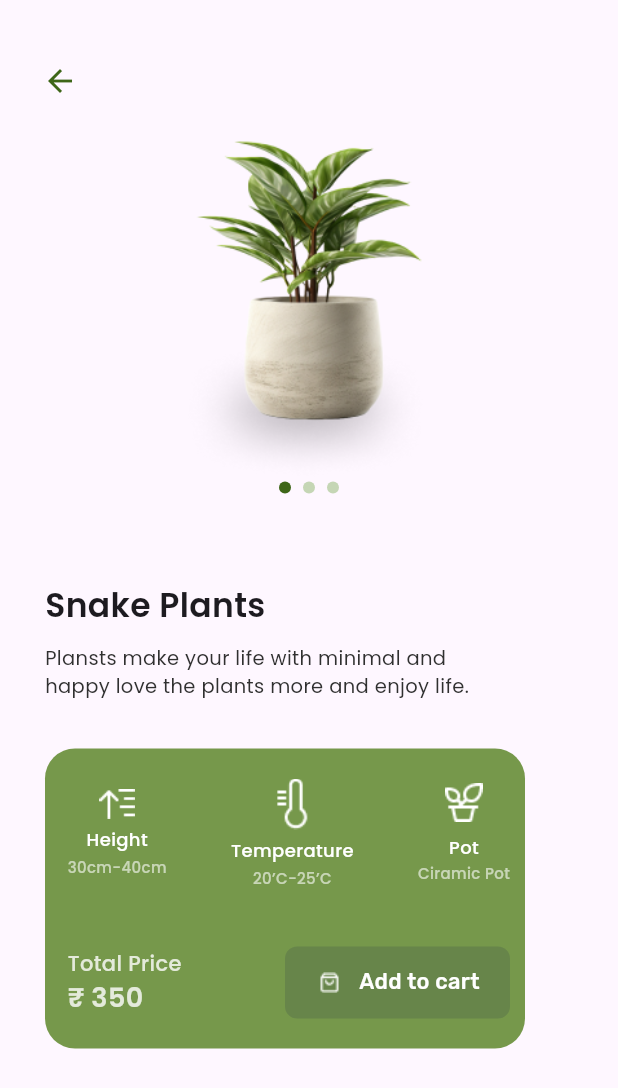
After one commit to ChouguleAnkita13/Flutter_Assignments, a Flutter app: the DetailScreen screen opened directly, on a phone screen of 412 x 824 dp. The commit adds this screen. Shown: the top 1088 px of the screen. Run offline on Flutter 3.47's test engine with Material 3 defaults, Android fonts, the phone set to English and light mode, and no system bars; drawn by our look-alikes of smooth_page_indicator; our stand-ins replace google_fonts, sqflite; accounts and stored records are empty; key blocks and very long unbroken strings in the code were emptied for the run.

Commit message:
done with UI

```diff
--- /dev/null
+++ b/plantUI/plantapp/lib/details.dart
@@ -0,0 +1,274 @@
+import 'package:flutter/material.dart';
+import 'package:google_fonts/google_fonts.dart';
+import 'package:smooth_page_indicator/smooth_page_indicator.dart';
+
+import 'package:plantapp/home.dart';
+
+class DetailScreen extends StatefulWidget {
+  const DetailScreen({super.key});
+  @override
+  State<DetailScreen> createState() => _DetailScreenState();
+}
+
+class _DetailScreenState extends State<DetailScreen> {
+  final PageController controller = PageController();
+  @override
+  Widget build(BuildContext context) {
+    return Scaffold(
+      // backgroundColor: const Color.fromRGBO(251, 247, 248, 1),
+      body: Column(
+        crossAxisAlignment: CrossAxisAlignment.start,
+        children: [
+          Padding(
+            padding: const EdgeInsets.only(left: 16, top: 30),
+            child: IconButton(
+              onPressed: () {
+                Navigator.of(context).push(
+                    MaterialPageRoute(builder: (context) => const HomePage()));
+              },
+              icon: const Icon(
+                Icons.arrow_back,
+                color: Color.fromRGBO(62, 102, 24, 1),
+                size: 24,
+              ),
+            ),
+          ),
+          SizedBox(
+            height: 300,
+            width: 419,
+            child: Column(
+              children: [
+                Image.asset(
+                  "assets/images/snakePlant.png",
+                  height: 243,
+                  width: 195,
+                ),
+                SmoothPageIndicator(
+                  controller: controller,
+                  count: 3,
+                  axisDirection: Axis.horizontal,
+                  effect: const SlideEffect(
+                    spacing: 8.0,
+                    dotWidth: 8,
+                    dotHeight: 8,
+                    dotColor: Color.fromRGBO(197, 214, 181, 1),
+                    activeDotColor: Color.fromRGBO(62, 102, 24, 1),
+                  ),
+                  onDotClicked: (index) {},
+                ),
+              ],
+            ),
+          ),
+          Padding(
+            padding: const EdgeInsets.symmetric(vertical: 10, horizontal: 30),
+            child: Column(
+              crossAxisAlignment: CrossAxisAlignment.start,
+              children: [
+                Text(
+                  "Snake Plants",
+                  style: GoogleFonts.poppins(
+                      textStyle: const TextStyle(
+                          fontSize: 22, fontWeight: FontWeight.w600)),
+                ),
+                const SizedBox(
+                  height: 10,
+                ),
+                SizedBox(
+                  height: 40,
+                  width: 298,
+                  child: Text(
+                    "Plansts make your life with minimal and happy love the plants more and enjoy life.",
+                    style: GoogleFonts.poppins(
+                        textStyle: const TextStyle(
+                            color: Color.fromRGBO(48, 48, 48, 1),
+                            fontSize: 13,
+                            fontWeight: FontWeight.w400)),
+                  ),
+                ),
+                const SizedBox(
+                  height: 30,
+                ),
+                Container(
+                    height: 200,
+                    width: 320,
+                    decoration: BoxDecoration(
+                        borderRadius: BorderRadius.circular(20),
+                        color: const Color.fromRGBO(118, 152, 75, 1)),
+                    child: Padding(
+                      padding: const EdgeInsets.only(
+                          top: 20, left: 15, right: 10, bottom: 20),
+                      child: Column(
+                        mainAxisAlignment: MainAxisAlignment.spaceBetween,
+                        children: [
+                          Row(
+                            mainAxisAlignment: MainAxisAlignment.spaceBetween,
+                            children: [
+                              Column(
+                                children: [
+                                  Image.asset(
+                                    "assets/images/height.png",
+                                    width: 24,
+                                    height: 20,
+                                  ),
+                                  const SizedBox(
+                                    height: 5,
+                                  ),
+                                  Text(
+                                    "Height",
+                                    style: GoogleFonts.poppins(
+                                        textStyle: const TextStyle(
+                                            color: Color.fromRGBO(
+                                                255, 255, 255, 1)),
+                                        fontSize: 12,
+                                        fontWeight: FontWeight.w500),
+                                  ),
+                                  const SizedBox(
+                                    height: 3,
+                                  ),
+                                  Text(
+                                    "30cm-40cm",
+                                    style: GoogleFonts.poppins(
+                                        textStyle: const TextStyle(
+                                            color: Color.fromRGBO(
+                                                255, 255, 255, 0.6)),
+                                        fontSize: 10,
+                                        fontWeight: FontWeight.w500),
+                                  ),
+                                ],
+                              ),
+                              Column(
+                                children: [
+                                  Image.asset(
+                                    "assets/images/thermometer.png",
+                                    height: 34,
+                                    width: 34,
+                                  ),
+                                  const SizedBox(
+                                    height: 5,
+                                  ),
+                                  Text(
+                                    "Temperature",
+                                    style: GoogleFonts.poppins(
+                                        textStyle: const TextStyle(
+                                            color: Color.fromRGBO(
+                                                255, 255, 255, 1)),
+                                        fontSize: 12,
+                                        fontWeight: FontWeight.w500),
+                                  ),
+                                  const SizedBox(
+                                    height: 3,
+                                  ),
+                                  Text(
+                                    "20’C-25’C",
+                                    style: GoogleFonts.poppins(
+                                        textStyle: const TextStyle(
+                                            color: Color.fromRGBO(
+                                                255, 255, 255, 0.6)),
+                                        fontSize: 10,
+                                        fontWeight: FontWeight.w500),
+                                  ),
+                                ],
+                              ),
+                              Column(
+                                children: [
+                                  Image.asset(
+                                    "assets/images/pot.png",
+                                  ),
+                                  const SizedBox(
+                                    height: 8,
+                                  ),
+                                  Text(
+                                    "Pot",
+                                    style: GoogleFonts.poppins(
+                                        textStyle: const TextStyle(
+                                            color: Color.fromRGBO(
+                                                255, 255, 255, 1)),
+                                        fontSize: 12,
+                                        fontWeight: FontWeight.w500),
+                                  ),
+                                  const SizedBox(
+                                    height: 2,
+                                  ),
+                                  Text(
+                                    "Ciramic Pot",
+                                    style: GoogleFonts.poppins(
+                                        textStyle: const TextStyle(
+                                            color: Color.fromRGBO(
+                                                255, 255, 255, 0.6)),
+                                        fontSize: 10,
+                                        fontWeight: FontWeight.w500),
+                                  ),
+                                ],
+                              )
+                            ],
+                          ),
+                          Row(
+                            mainAxisAlignment: MainAxisAlignment.spaceBetween,
+                            children: [
+                              Column(
+                                crossAxisAlignment: CrossAxisAlignment.start,
+                                children: [
+                                  Text(
+                                    "Total Price",
+                                    style: GoogleFonts.poppins(
+                                        textStyle: const TextStyle(
+                                            color: Color.fromRGBO(
+                                                255, 255, 255, 0.8)),
+                                        fontSize: 14,
+                                        fontWeight: FontWeight.w500),
+                                  ),
+                                  Text(
+                                    "₹ 350",
+                                    style: GoogleFonts.poppins(
+                                        textStyle: const TextStyle(
+                                            color: Color.fromRGBO(
+                                                255, 255, 255, 0.8)),
+                                        fontSize: 18,
+                                        fontWeight: FontWeight.w600),
+                                  ),
+                                ],
+                              ),
+                              Container(
+                                width: 150,
+                                height: 48,
+                                padding: const EdgeInsets.symmetric(
+                                    vertical: 12, horizontal: 20),
+                                decoration: BoxDecoration(
+                                    color: const Color.fromRGBO(103, 133, 74, 1),
+                                    borderRadius: BorderRadius.circular(8.06)),
+                                child: Row(
+                                  children: [
+                                    Image.asset(
+                                      "assets/images/shopping-bag.png",
+                                      height: 19.35,
+                                      width: 19.35,
+                                      color: const Color.fromRGBO(255, 255, 255, 1),
+                                    ),
+                                    const SizedBox(
+                                      width: 10,
+                                    ),
+                                    Text(
+                                      "Add to cart",
+                                      style: GoogleFonts.rubik(
+                                          textStyle: const TextStyle(
+                                              color: Color.fromRGBO(
+                                                  255, 255, 255, 1)),
+                                          fontSize: 14.52,
+                                          fontWeight: FontWeight.w500),
+                                    ),
+                                  ],
+                                ),
+                              ),
+                            ],
+                          )
+                        ],
+                      ),
+                    )),
+              ],
+            ),
+          ),
+        ],
+      ),
+    );
+  }
+}
--- a/plantUI/plantapp/lib/login.dart
+++ b/plantUI/plantapp/lib/login.dart
@@ -44,6 +44,7 @@ class _LoginState extends State<Login> {
               color: Colors.white,
             ),
             child: TextFormField(
+              keyboardType: TextInputType.phone,
               decoration: InputDecoration(
                   prefixIcon: const Icon(
                     Icons.local_phone_outlined,
--- a/plantUI/plantapp/lib/main.dart
+++ b/plantUI/plantapp/lib/main.dart
@@ -1,6 +1,5 @@
 import 'package:flutter/material.dart';
-import 'package:plantapp/verification.dart';
-// import 'package:plantapp/get_started.dart';
+import 'package:plantapp/get_started.dart';
 
 void main() {
   runApp(const MainApp());
@@ -12,7 +11,7 @@ class MainApp extends StatelessWidget {
   @override
   Widget build(BuildContext context) {
     return const MaterialApp(
-      home: Verification(),
+      home: GetStarted(),
       debugShowCheckedModeBanner: false,
     );
   }
--- a/plantUI/plantapp/lib/verification.dart
+++ b/plantUI/plantapp/lib/verification.dart
@@ -1,5 +1,6 @@
 import 'package:flutter/material.dart';
 import 'package:google_fonts/google_fonts.dart';
+import 'package:plantapp/home.dart';
 import 'package:plantapp/login.dart';
 
 class Verification extends StatefulWidget {
@@ -111,7 +112,7 @@ class _VerificationState extends State<Verification> {
                 GestureDetector(
                   onTap: () {
                     Navigator.of(context).push(
-                        MaterialPageRoute(builder: (context) => const Login()));
+                        MaterialPageRoute(builder: (context) => const HomePage()));
                   },
                   child: Container(
                     margin: const EdgeInsets.only(top: 10),
--- a/plantUI/plantapp/pubspec.yaml
+++ b/plantUI/plantapp/pubspec.yaml
@@ -10,6 +10,7 @@ dependencies:
   flutter:
     sdk: flutter
   google_fonts: ^6.2.1
+  smooth_page_indicator: ^1.1.0
 
 dev_dependencies:
   flutter_test:
```
Also changed, not shown: plantUI/plantapp/lib/get_started.dart (+10 -3 lines), plantUI/plantapp/lib/home.dart (added, +286 -0 lines), plantUI/plantapp/assets/images/height.png (added), plantUI/plantapp/assets/images/pot.png (added), plantUI/plantapp/assets/images/thermometer.png (added), plantUI/plantapp/pubspec.lock, 5 other files.
